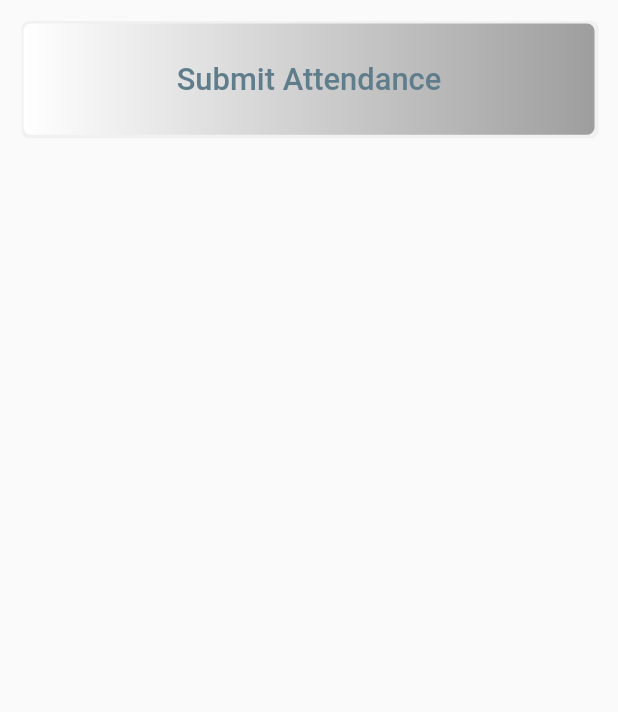
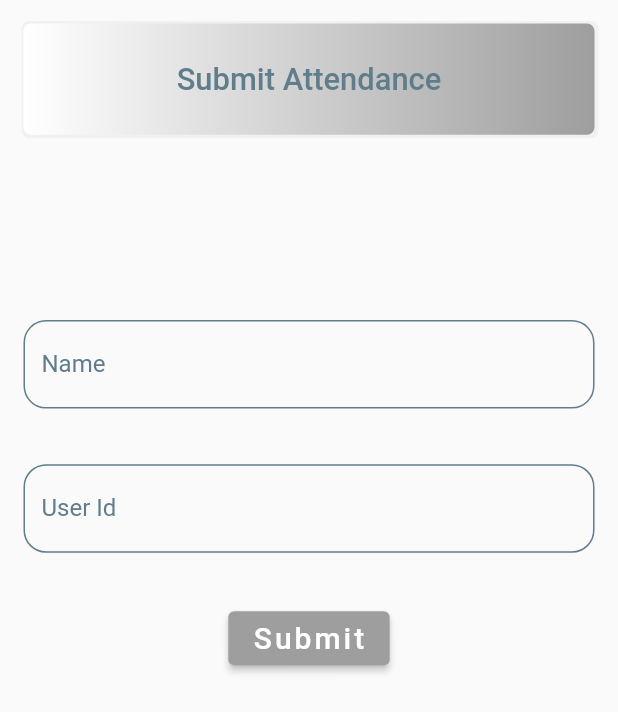
Before and after one commit to mostofashawon/online_attendance, a Flutter app: the SubmitAttendanceView screen opened by its route, on a phone screen of 412 x 824 dp. Shown: the top 712 px of the screen. Run offline on Flutter 3.47's test engine with Material 2 defaults, Android fonts, the light colour scheme and no system bars; our stand-ins replace geolocator, get; network calls fail.

Commit message:
upload address to the server has been done ...

```diff
--- a/lib/app/modules/submit_attendance/controllers/submit_attendance_controller.dart
+++ b/lib/app/modules/submit_attendance/controllers/submit_attendance_controller.dart
@@ -1,5 +1,11 @@
+import 'dart:async';
+import 'dart:math';
+
 import 'package:flutter/cupertino.dart';
 import 'package:get/get.dart';
+import 'package:geolocator/geolocator.dart';
+
+import '../providers/attendance_provider.dart';
 
 class SubmitAttendanceController extends GetxController {
   //TODO: Implement SubmitAttendanceController
@@ -9,12 +15,23 @@ class SubmitAttendanceController extends GetxController {
   var userName = '';
   var userId = '';
 
+  Random random = new Random();
+  late int requestId;
+  var latitude = ''.obs;
+  var longitude = ''.obs;
+  late StreamSubscription<Position> streamSubscription;
+
   final count = 0.obs;
+
+  var isLoading = true.obs;
   @override
   void onInit() {
     super.onInit();
     userNameController = TextEditingController();
     idController = TextEditingController();
+    requestId = random.nextInt(100);
+    getLocation();
+
   }
 
   @override
@@ -26,6 +43,7 @@ class SubmitAttendanceController extends GetxController {
   void onClose() {
     userNameController.dispose();
     idController.dispose();
+    streamSubscription.cancel();
   }
   void increment() => count.value++;
 
@@ -49,8 +67,51 @@ class SubmitAttendanceController extends GetxController {
       return;
     }
     else{
-      // loginFormKey.currentState!.save();
-      print("feild fill up");
+      loginFormKey.currentState!.save();
+      getLocation();
+      storeAddress();
+    }
+  }
+
+  getLocation() async {
+    bool serviceEnabled;
+    LocationPermission permission;
+    serviceEnabled = await Geolocator.isLocationServiceEnabled();
+    if (!serviceEnabled) {
+      await Geolocator.openLocationSettings();
+      return Future.error('Location services are disabled.');
+    }
+    permission = await Geolocator.checkPermission();
+    if (permission == LocationPermission.denied) {
+      permission = await Geolocator.requestPermission();
+      if (permission == LocationPermission.denied) {
+        return Future.error('Location permissions are denied');
+      }
+    }
+    if (permission == LocationPermission.deniedForever) {
+      return Future.error(
+          'Location permissions are permanently denied, we cannot request permissions.');
+    }
+    streamSubscription =
+        Geolocator.getPositionStream().listen((Position position) {
+          latitude.value = position.latitude.toString();
+          longitude.value = position.longitude.toString();
+        });
+  }
+
+  Future<dynamic> storeAddress() async {
+    try{
+      isLoading(true);
+      var response = await AttendanceProvider().postAttendance(
+          userName, userId, latitude.toString(), longitude.toString(), requestId);
+      if ( response!= null && response == true) {
+           isLoading(false);
+           return true;
+         ;
+      }
+    }
+    catch(e){
+      print(e.toString());
     }
   }
 }
--- a/lib/app/modules/submit_attendance/views/submit_attendance_view.dart
+++ b/lib/app/modules/submit_attendance/views/submit_attendance_view.dart
@@ -6,6 +6,8 @@ import 'package:get/get.dart';
 import '../controllers/submit_attendance_controller.dart';
 
 class SubmitAttendanceView extends GetView<SubmitAttendanceController> {
+
+  SubmitAttendanceController controller = Get.put(SubmitAttendanceController());
   @override
   Widget build(BuildContext context) {
 
@@ -53,7 +55,135 @@ class SubmitAttendanceView extends GetView<SubmitAttendanceController> {
               ),
             ),
           ),
-          SizedBox(height: screenHeight * 0.020,),
+          SizedBox(height: screenHeight * 0.15,),
+          Obx(() => Material(
+            color: Colors.transparent,
+            child: Form(
+              key: controller.loginFormKey,
+              autovalidateMode: AutovalidateMode.onUserInteraction,
+              child: Column(
+                children: [
+                  Padding(
+                    padding: EdgeInsets.only(
+                        left: screenHeight * 0.019,
+                        right: screenHeight * 0.019
+                    ),
+                    child: TextFormField(
+                      cursorColor: Colors.green,
+                      keyboardType: TextInputType.text,
+                      decoration: InputDecoration(
+                        labelText: 'Name',
+                        labelStyle: TextStyle(color: Colors.blueGrey,),
+                        focusedBorder: OutlineInputBorder(
+                          borderRadius: BorderRadius.circular(15.0),
+                          borderSide: BorderSide(color: Colors.blueGrey, width: 2.0),
+                        ),
+                        enabledBorder: OutlineInputBorder(
+                          borderRadius: BorderRadius.circular(15.0),
+                          borderSide: BorderSide(
+                            color: Colors.blueGrey,
+                            width: 1.0,
+                          ),
+                        ),
+                        errorBorder: OutlineInputBorder(
+                          borderRadius: BorderRadius.circular(15.0),
+                          borderSide: BorderSide(
+                            color: Colors.blueGrey,
+                            width: 1.0,
+                          ),
+                        ),
+                        focusedErrorBorder: OutlineInputBorder(
+                          borderRadius: BorderRadius.circular(15.0),
+                          borderSide: BorderSide(
+                            color: Colors.blueGrey,
+                            width: 1.0,
+                          ),
+                        ),
+                      ),
+                      controller: controller.userNameController,
+                      validator: (value) {
+                        return controller.validateUserName(value!);
+                      },
+                      onSaved: (value) {
+                        controller.userName = value!;
+                      },
+                    ),
+                  ),
+                  SizedBox(height: screenHeight * 0.045,),
+                  Padding(
+                    padding: EdgeInsets.only(
+                        left: screenHeight * 0.019,
+                        right: screenHeight * 0.019
+                    ),
+                    child: TextFormField(
+                      cursorColor: Colors.blueGrey,
+                      keyboardType: TextInputType.number,
+                      decoration: InputDecoration(
+                        labelText: 'User Id',
+                        labelStyle: TextStyle(color: Colors.blueGrey,),
+                        focusedBorder: OutlineInputBorder(
+                          borderRadius: BorderRadius.circular(15.0),
+                          borderSide: BorderSide(color: Colors.blueGrey, width: 2.0),
+                        ),
+                        enabledBorder: OutlineInputBorder(
+                          borderRadius: BorderRadius.circular(15.0),
+                          borderSide: BorderSide(
+                            color: Colors.blueGrey,
+                            width: 1.0,
+                          ),
+                        ),
+                        errorBorder: OutlineInputBorder(
+                          borderRadius: BorderRadius.circular(15.0),
+                          borderSide: BorderSide(
+                            color: Colors.blueGrey,
+                            width: 1.0,
+                          ),
+                        ),
+                        focusedErrorBorder: OutlineInputBorder(
+                          borderRadius: BorderRadius.circular(15.0),
+                          borderSide: BorderSide(
+                            color: Colors.blueGrey,
+                            width: 1.0,
+                          ),
+                        ),
+                      ),
+                      controller: controller.idController,
+                      validator: (value) {
+                        return controller.validateID(value!);
+                      },
+                      onSaved: (value) {
+                        controller.userId = value!;
+                      },
+                    ),
+                  ),
+                  SizedBox(height: screenHeight * 0.040,),
+                  Center(
+                    child:ElevatedButton(
+                        onPressed: () async {
+                          await controller.submitAttendanceInfo();
+                          if( await controller.storeAddress() == true){
+                            Get.snackbar("Submitted",
+                                'Your Attendance has been Submitted',
+                                snackPosition: SnackPosition.BOTTOM);
+                          }
+                        },
+                        style: ElevatedButton.styleFrom(primary: Colors.grey),
+                        child: Text(
+                          'Submit',
+                          style: TextStyle(
+                              color: Colors.white,
+                              letterSpacing: 2,
+                              fontSize: 20.0,
+                              fontWeight: FontWeight.w500),
+                        )),
+                  ),
+                  Visibility(
+                    visible: false,
+                      child: Text(controller.storeAddress().toString()))
+                ],
+              ),
+            ),
+          ))
 
         ],
       )
--- a/pubspec.yaml
+++ b/pubspec.yaml
@@ -8,6 +8,7 @@ environment:
 dependencies:
   cupertino_icons: ^1.0.2
   get: 4.6.5
+  geolocator: ^9.0.1
   flutter:
     sdk: flutter
 
```
Also changed, not shown: lib/app/modules/home/views/home_view.dart (+4 -6 lines), lib/app/modules/submit_attendance/providers/attendance_provider.dart (added, +31 -0 lines), pubspec.lock, 5 other files.
